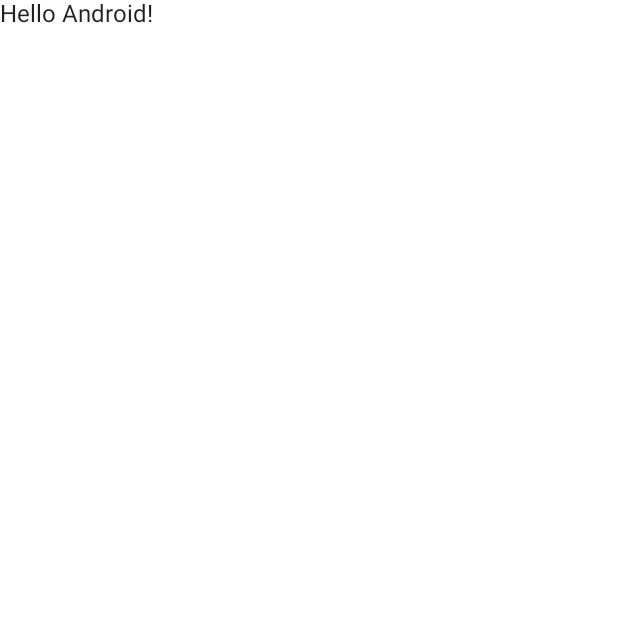
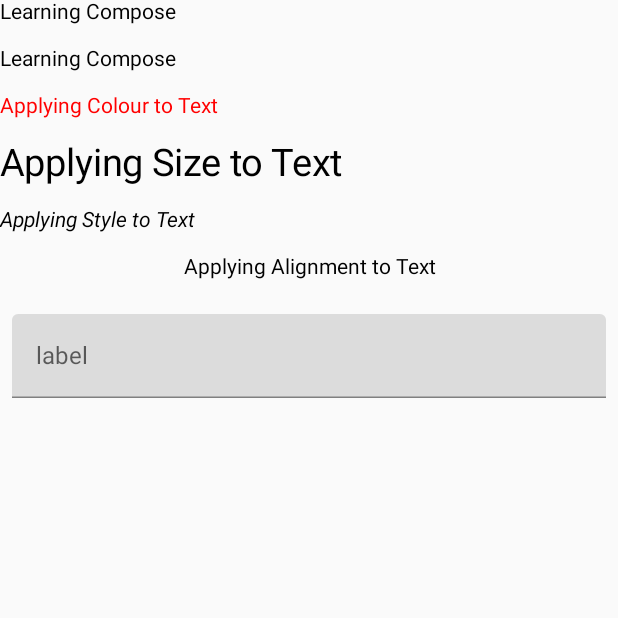
Before and after one commit to SatyamGondhale/LearnCompose, an Android app built with Jetpack Compose: the screen it shows after launch (MainActivity), on a phone screen of 412 x 824 dp, the top half of it. Before the commit the part shown is almost empty. Run offline under Robolectric (Android 15) with nearby library versions, the phone set to English and light mode, and no system bars.

Commit message:
Text in Compose

```diff
--- a/app/src/main/java/com/learn/learncompose/MainActivity.kt
+++ b/app/src/main/java/com/learn/learncompose/MainActivity.kt
@@ -3,41 +3,92 @@ package com.learn.learncompose
 import android.os.Bundle
 import androidx.activity.ComponentActivity
 import androidx.activity.compose.setContent
-import androidx.compose.foundation.layout.fillMaxSize
-import androidx.compose.material.MaterialTheme
-import androidx.compose.material.Surface
+import androidx.compose.foundation.layout.*
 import androidx.compose.material.Text
-import androidx.compose.runtime.Composable
+import androidx.compose.material.TextField
+import androidx.compose.runtime.*
 import androidx.compose.ui.Modifier
+import androidx.compose.ui.graphics.Color
+import androidx.compose.ui.res.stringResource
+import androidx.compose.ui.text.font.FontStyle
+import androidx.compose.ui.text.input.TextFieldValue
+import androidx.compose.ui.text.style.TextAlign
 import androidx.compose.ui.tooling.preview.Preview
-import com.learn.learncompose.ui.theme.LearnComposeTheme
+import androidx.compose.ui.unit.dp
+import androidx.compose.ui.unit.sp
 
 class MainActivity : ComponentActivity() {
     override fun onCreate(savedInstanceState: Bundle?) {
         super.onCreate(savedInstanceState)
         setContent {
-            LearnComposeTheme {
-                // A surface container using the 'background' color from the theme
-                Surface(
-                    modifier = Modifier.fillMaxSize(),
-                    color = MaterialTheme.colors.background
-                ) {
-                    Greeting("Android")
-                }
+            Column {
+                SimpleText()
+                Spacer(modifier = Modifier.height(15.dp)) // add Spacing
+                TextFromResource()
+                Spacer(modifier = Modifier.height(15.dp))
+                TextWithColor()
+                Spacer(modifier = Modifier.height(15.dp))
+                TextWithSize()
+                Spacer(modifier = Modifier.height(15.dp))
+                TextWithStyle()
+                Spacer(modifier = Modifier.height(15.dp))
+                TextWithAlignment()
+                Spacer(modifier = Modifier.height(15.dp))
+                BasicTextField()
             }
+
         }
     }
 }
 
+@Preview
 @Composable
-fun Greeting(name: String) {
-    Text(text = "Hello $name!")
+fun SimpleText(){
+    Text(text = "Learning Compose")
 }
 
-@Preview(showBackground = true)
+@Preview
 @Composable
-fun DefaultPreview() {
-    LearnComposeTheme {
-        Greeting("Android")
-    }
+fun TextFromResource(){
+    Text(text = stringResource(id = R.string.learn_compose))
 }
+
+@Preview
+@Composable
+fun TextWithColor(){
+    Text(text = "Applying Colour to Text", color = Color.Red)
+}
+
+@Preview
+@Composable
+fun TextWithSize(){
+    Text(text = "Applying Size to Text",fontSize = 25.sp)
+}
+
+@Preview
+@Composable
+fun TextWithStyle(){
+    Text(text = "Applying Style to Text",fontStyle = FontStyle.Italic)
+}
+
+@Preview
+@Composable
+fun TextWithAlignment(){
+    Text(text = "Applying Alignment to Text",textAlign = TextAlign.Center, modifier = Modifier.fillMaxWidth())
+}
+
+@Preview
+@Composable
+fun BasicTextField(){
+    var text by remember { mutableStateOf(TextFieldValue("")) }
+    TextField(
+        value = text,
+        onValueChange = { newValue -> text = newValue },
+        modifier = Modifier
+            .padding(8.dp)
+            .fillMaxWidth(),
+        label = { Text("label") },
+        placeholder = { Text("placeholder") },
+    )
+
+}
--- a/app/src/main/res/values/colors.xml
+++ b/app/src/main/res/values/colors.xml
@@ -7,4 +7,5 @@
     <color name="teal_700">#FF018786</color>
     <color name="black">#FF000000</color>
     <color name="white">#FFFFFFFF</color>
+    <color name="red"></color>
 </resources>
--- a/app/src/main/res/values/strings.xml
+++ b/app/src/main/res/values/strings.xml
@@ -1,3 +1,4 @@
 <resources>
     <string name="app_name">LearnCompose</string>
+    <string name="learn_compose">Learning Compose</string>
 </resources>
```
